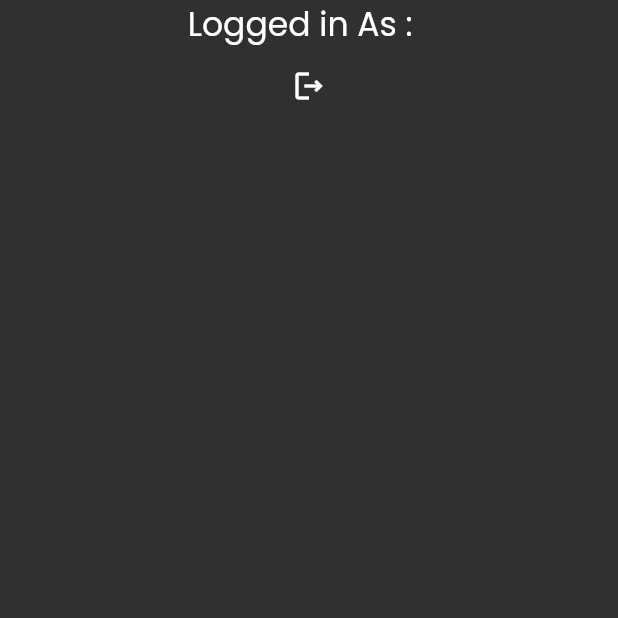
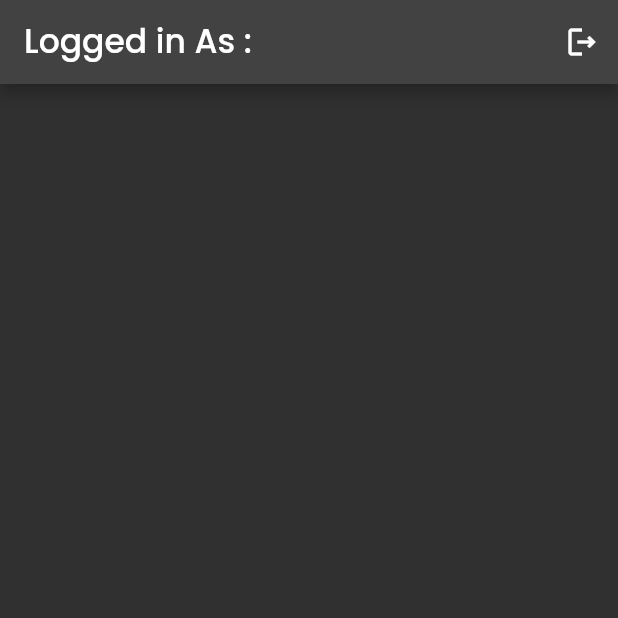
Before and after one commit to ParthBadkul/flutterWebsite, a Flutter app: the screen it shows once a user with an empty profile is signed in, on a phone screen of 412 x 824 dp, the top half of it. Run offline on Flutter 3.47's test engine with Material 2 defaults, Android fonts, the phone set to English and light mode, and no system bars; our stand-ins replace cloud_firestore, firebase_auth, firebase_core, flutter_animate, google_fonts; accounts and stored records are empty.

```diff
--- a/lib/pages/loggedin.dart
+++ b/lib/pages/loggedin.dart
@@ -21,6 +21,8 @@ class _LoggedInState extends State<LoggedIn> {
   // docuent IDs
   List<String> docIDs = [];
 
+  // Method for getting docID
+
   Future getDocID() async {
     await FirebaseFirestore.instance.collection('users').get().then(
           (snapshot) => snapshot.docs.forEach((document) {
@@ -34,20 +36,24 @@ class _LoggedInState extends State<LoggedIn> {
   @override
   Widget build(BuildContext context) {
     return Scaffold(
-      body: Center(
-        child: Column(
-          children: [
-            Text(
+      appBar: AppBar(
+        title: Text(
           'Logged in As :  ${user?.email}',
           style: TextStyle(
             fontSize: 22,
             color: Colors.white,
           ),
         ),
+        actions: [
           IconButton(
             onPressed: signuserOut,
             icon: Icon(Icons.logout_outlined),
           ),
+        ],
+      ),
+      body: Center(
+        child: Column(
+          children: [
             Expanded(
                 child: FutureBuilder(
               future: getDocID(),
```
Also changed, not shown: lib/get_data/get_user_name.dart (+6 -1 lines). Lines whose indentation alone changed are shown as unchanged.
